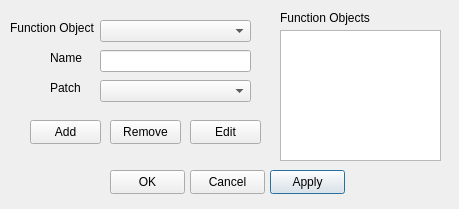
Qt form Source/CaseCreator/postProcessDialog.ui (cfddose/Splash) before a commit.
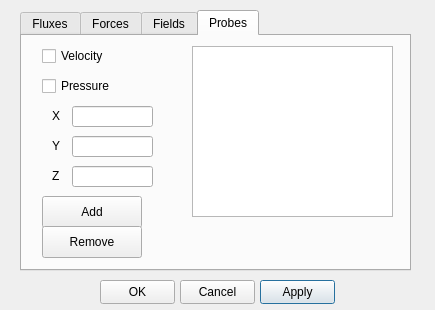
The same form after that commit. The open tabs and pages were chosen to show the change.

The edit to the form file:
```diff
--- a/Source/CaseCreator/postProcessDialog.ui
+++ b/Source/CaseCreator/postProcessDialog.ui
@@ -6,87 +6,18 @@
    <rect>
     <x>0</x>
     <y>0</y>
-    <width>459</width>
-    <height>209</height>
+    <width>435</width>
+    <height>310</height>
    </rect>
   </property>
   <property name="windowTitle">
    <string>Post-processing</string>
   </property>
-  <widget class="QComboBox" name="comboBoxFOType">
-   <property name="geometry">
-    <rect>
-     <x>100</x>
-     <y>20</y>
-     <width>151</width>
-     <height>22</height>
-    </rect>
-   </property>
-  </widget>
-  <widget class="QLabel" name="label">
-   <property name="geometry">
-    <rect>
-     <x>10</x>
-     <y>20</y>
-     <width>91</width>
-     <height>16</height>
-    </rect>
-   </property>
-   <property name="text">
-    <string>Function Object</string>
-   </property>
-  </widget>
-  <widget class="QLineEdit" name="lineEditFOName">
-   <property name="geometry">
-    <rect>
-     <x>100</x>
-     <y>50</y>
-     <width>151</width>
-     <height>22</height>
-    </rect>
-   </property>
-  </widget>
-  <widget class="QLabel" name="label_2">
-   <property name="geometry">
-    <rect>
-     <x>50</x>
-     <y>50</y>
-     <width>41</width>
-     <height>16</height>
-    </rect>
-   </property>
-   <property name="text">
-    <string>Name</string>
-   </property>
-  </widget>
-  <widget class="QListWidget" name="listWidgetFOList">
-   <property name="geometry">
-    <rect>
-     <x>280</x>
-     <y>30</y>
-     <width>161</width>
-     <height>131</height>
-    </rect>
-   </property>
-  </widget>
-  <widget class="QLabel" name="label_3">
-   <property name="geometry">
-    <rect>
-     <x>50</x>
-     <y>80</y>
-     <width>41</width>
-     <height>16</height>
-    </rect>
-   </property>
-   <property name="text">
-    <string>Patch</string>
-   </property>
-  </widget>
   <widget class="QPushButton" name="pushButtonApply">
    <property name="geometry">
     <rect>
-     <x>270</x>
-     <y>170</y>
+     <x>260</x>
+     <y>280</y>
      <width>75</width>
      <height>24</height>
     </rect>
@@ -98,8 +29,8 @@
   <widget class="QPushButton" name="pushButtonOK">
    <property name="geometry">
     <rect>
-     <x>110</x>
-     <y>170</y>
+     <x>100</x>
+     <y>280</y>
      <width>75</width>
      <height>24</height>
     </rect>
@@ -111,8 +42,8 @@
   <widget class="QPushButton" name="pushButtonCancel">
    <property name="geometry">
     <rect>
-     <x>190</x>
-     <y>170</y>
+     <x>180</x>
+     <y>280</y>
      <width>75</width>
      <height>24</height>
     </rect>
@@ -121,67 +52,286 @@
     <string>Cancel</string>
    </property>
   </widget>
-  <widget class="QPushButton" name="pushButtonAdd">
+  <widget class="QTabWidget" name="tabWidget">
    <property name="geometry">
     <rect>
-     <x>30</x>
-     <y>120</y>
-     <width>71</width>
-     <height>24</height>
-    </rect>
-   </property>
-   <property name="text">
-    <string>Add</string>
-   </property>
-  </widget>
-  <widget class="QComboBox" name="comboBoxPatches">
-   <property name="geometry">
-    <rect>
-     <x>100</x>
-     <y>80</y>
-     <width>151</width>
-     <height>22</height>
-    </rect>
-   </property>
-  </widget>
-  <widget class="QLabel" name="label_4">
-   <property name="geometry">
-    <rect>
-     <x>280</x>
+     <x>20</x>
      <y>10</y>
-     <width>101</width>
-     <height>16</height>
+     <width>391</width>
+     <height>261</height>
     </rect>
    </property>
-   <property name="text">
-    <string>Function Objects</string>
+   <property name="currentIndex">
+    <number>0</number>
    </property>
-  </widget>
-  <widget class="QPushButton" name="pushButtonRemove">
-   <property name="geometry">
-    <rect>
-     <x>110</x>
-     <y>120</y>
-     <width>71</width>
-     <height>24</height>
-    </rect>
-   </property>
-   <property name="text">
-    <string>Remove</string>
-   </property>
-  </widget>
-  <widget class="QPushButton" name="pushButtonEdit">
-   <property name="geometry">
-    <rect>
-     <x>190</x>
-     <y>120</y>
-     <width>71</width>
-     <height>24</height>
-    </rect>
-   </property>
-   <property name="text">
-    <string>Edit</string>
-   </property>
+   <widget class="QWidget" name="tab">
+    <attribute name="title">
+     <string>Fluxes</string>
+    </attribute>
+    <widget class="QCheckBox" name="checkBox">
+     <property name="geometry">
+      <rect>
+       <x>30</x>
+       <y>20</y>
+       <width>85</width>
+       <height>20</height>
+      </rect>
+     </property>
+     <property name="text">
+      <string>Mass Flow</string>
+     </property>
+    </widget>
+   </widget>
+   <widget class="QWidget" name="tab_2">
+    <attribute name="title">
+     <string>Forces</string>
+    </attribute>
+    <widget class="QCheckBox" name="checkBox_2">
+     <property name="geometry">
+      <rect>
+       <x>30</x>
+       <y>20</y>
+       <width>85</width>
+       <height>20</height>
+      </rect>
+     </property>
+     <property name="text">
+      <string>Forces</string>
+     </property>
+    </widget>
+    <widget class="QCheckBox" name="checkBox_3">
+     <property name="geometry">
+      <rect>
+       <x>30</x>
+       <y>50</y>
+       <width>151</width>
+       <height>20</height>
+      </rect>
+     </property>
+     <property name="text">
+      <string>Force Coefficients</string>
+     </property>
+    </widget>
+   </widget>
+   <widget class="QWidget" name="tab_3">
+    <attribute name="title">
+     <string>Fields</string>
+    </attribute>
+    <widget class="QCheckBox" name="checkBox_4">
+     <property name="geometry">
+      <rect>
+       <x>30</x>
+       <y>20</y>
+       <width>85</width>
+       <height>20</height>
+      </rect>
+     </property>
+     <property name="text">
+      <string>Vorticity</string>
+     </property>
+    </widget>
+    <widget class="QCheckBox" name="checkBox_5">
+     <property name="geometry">
+      <rect>
+       <x>30</x>
+       <y>50</y>
+       <width>85</width>
+       <height>20</height>
+      </rect>
+     </property>
+     <property name="text">
+      <string>Q Criterion</string>
+     </property>
+    </widget>
+    <widget class="QCheckBox" name="checkBox_6">
+     <property name="geometry">
+      <rect>
+       <x>30</x>
+       <y>80</y>
+       <width>85</width>
+       <height>20</height>
+      </rect>
+     </property>
+     <property name="text">
+      <string>Lambda</string>
+     </property>
+    </widget>
+    <widget class="QCheckBox" name="checkBox_7">
+     <property name="geometry">
+      <rect>
+       <x>30</x>
+       <y>110</y>
+       <width>131</width>
+       <height>20</height>
+      </rect>
+     </property>
+     <property name="text">
+      <string>Wall Shear Stress</string>
+     </property>
+    </widget>
+    <widget class="QCheckBox" name="checkBox_8">
+     <property name="geometry">
+      <rect>
+       <x>30</x>
+       <y>140</y>
+       <width>131</width>
+       <height>20</height>
+      </rect>
+     </property>
+     <property name="text">
+      <string>Streamlines</string>
+     </property>
+    </widget>
+    <widget class="QCheckBox" name="checkBox_9">
+     <property name="geometry">
+      <rect>
+       <x>210</x>
+       <y>20</y>
+       <width>131</width>
+       <height>20</height>
+      </rect>
+     </property>
+     <property name="text">
+      <string>yPlus</string>
+     </property>
+    </widget>
+   </widget>
+   <widget class="QWidget" name="tab_4">
+    <attribute name="title">
+     <string>Probes</string>
+    </attribute>
+    <widget class="QListWidget" name="listWidget">
+     <property name="geometry">
+      <rect>
+       <x>170</x>
+       <y>10</y>
+       <width>201</width>
+       <height>171</height>
+      </rect>
+     </property>
+    </widget>
+    <widget class="QCheckBox" name="checkBox_10">
+     <property name="geometry">
+      <rect>
+       <x>20</x>
+       <y>10</y>
+       <width>85</width>
+       <height>20</height>
+      </rect>
+     </property>
+     <property name="text">
+      <string>Velocity</string>
+     </property>
+    </widget>
+    <widget class="QCheckBox" name="checkBox_11">
+     <property name="geometry">
+      <rect>
+       <x>20</x>
+       <y>40</y>
+       <width>85</width>
+       <height>20</height>
+      </rect>
+     </property>
+     <property name="text">
+      <string>Pressure</string>
+     </property>
+    </widget>
+    <widget class="QPushButton" name="pushButton">
+     <property name="geometry">
+      <rect>
+       <x>20</x>
+       <y>160</y>
+       <width>100</width>
+       <height>32</height>
+      </rect>
+     </property>
+     <property name="text">
+      <string>Add</string>
+     </property>
+    </widget>
+    <widget class="QPushButton" name="pushButton_2">
+     <property name="geometry">
+      <rect>
+       <x>20</x>
+       <y>190</y>
+       <width>100</width>
+       <height>32</height>
+      </rect>
+     </property>
+     <property name="text">
+      <string>Remove</string>
+     </property>
+    </widget>
+    <widget class="QLineEdit" name="lineEditX">
+     <property name="geometry">
+      <rect>
+       <x>50</x>
+       <y>70</y>
+       <width>81</width>
+       <height>21</height>
+      </rect>
+     </property>
+    </widget>
+    <widget class="QLineEdit" name="lineEditY">
+     <property name="geometry">
+      <rect>
+       <x>50</x>
+       <y>100</y>
+       <width>81</width>
+       <height>21</height>
+      </rect>
+     </property>
+    </widget>
+    <widget class="QLineEdit" name="lineEditZ">
+     <property name="geometry">
+      <rect>
+       <x>50</x>
+       <y>130</y>
+       <width>81</width>
+       <height>21</height>
+      </rect>
+     </property>
+    </widget>
+    <widget class="QLabel" name="label">
+     <property name="geometry">
+      <rect>
+       <x>30</x>
+       <y>70</y>
+       <width>21</width>
+       <height>20</height>
+      </rect>
+     </property>
+     <property name="text">
+      <string>X</string>
+     </property>
+    </widget>
+    <widget class="QLabel" name="label_2">
+     <property name="geometry">
+      <rect>
+       <x>30</x>
+       <y>100</y>
+       <width>21</width>
+       <height>20</height>
+      </rect>
+     </property>
+     <property name="text">
+      <string>Y</string>
+     </property>
+    </widget>
+    <widget class="QLabel" name="label_3">
+     <property name="geometry">
+      <rect>
+       <x>30</x>
+       <y>130</y>
+       <width>21</width>
+       <height>20</height>
+      </rect>
+     </property>
+     <property name="text">
+      <string>Z</string>
+     </property>
+    </widget>
+   </widget>
   </widget>
  </widget>
  <resources/>
```
